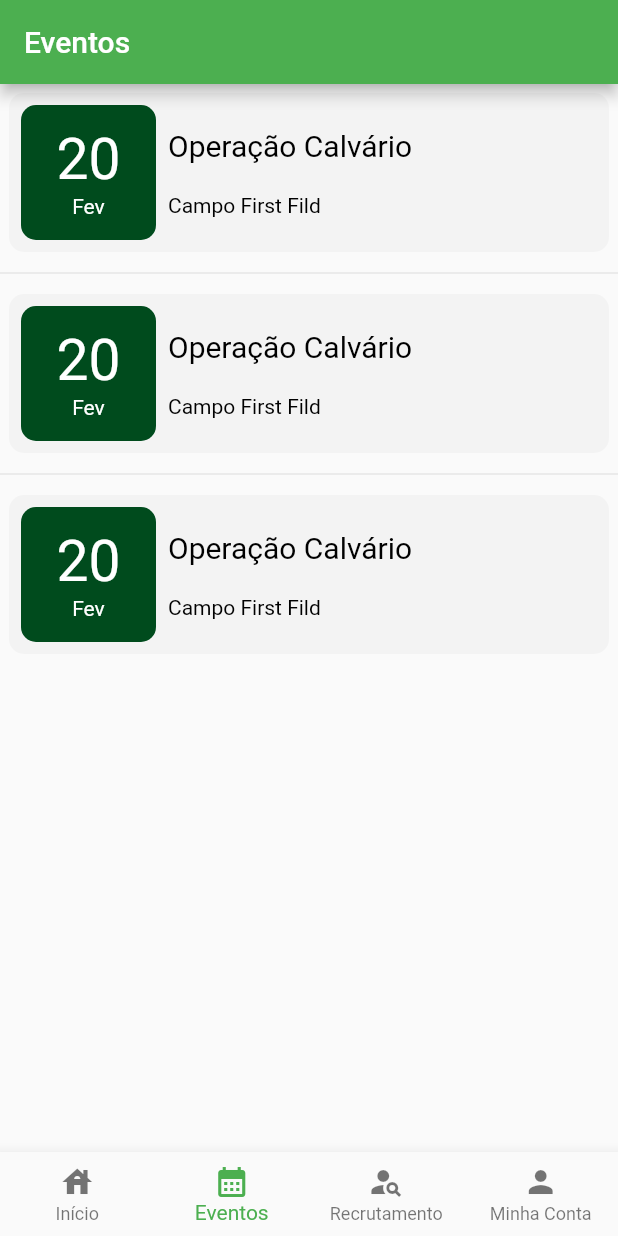
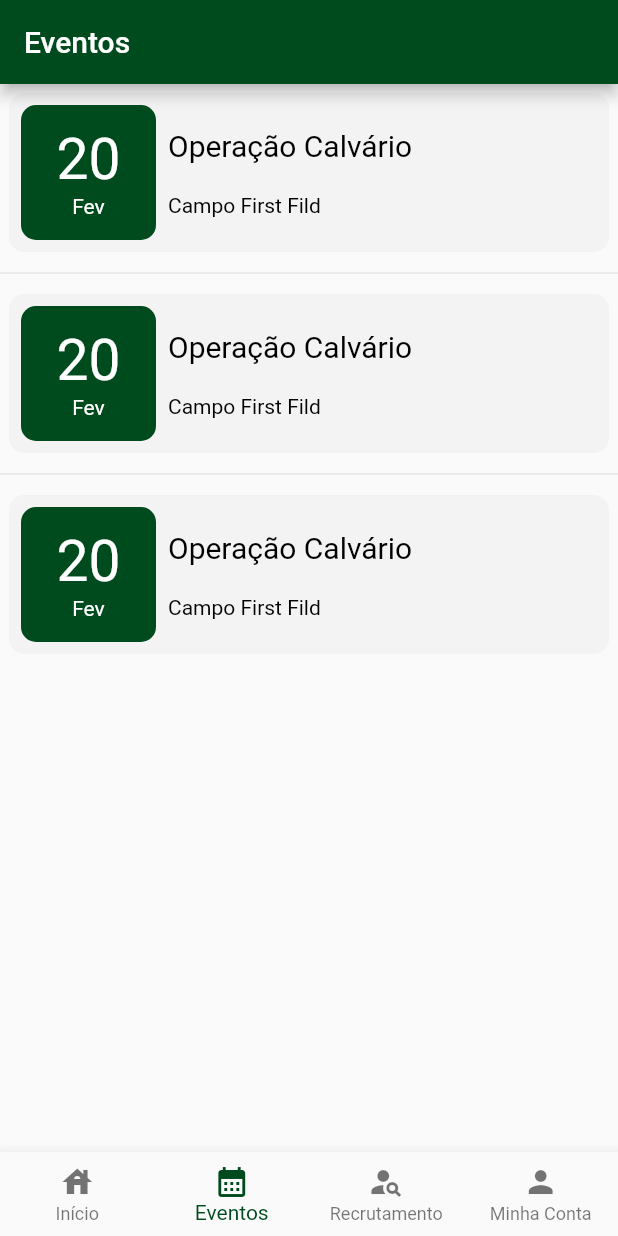
Before and after one commit to gildemardiniz/app_green_berets, a Flutter app: the screen it shows after launch, item 2 of the bottom bar chosen, on a phone screen of 412 x 824 dp. Run offline on Flutter 3.47's test engine with Material 2 defaults, Android fonts, the phone set to English and light mode, and no system bars.

Commit message:
mudar cor do appbar pra cor official

```diff
--- a/lib/main.dart
+++ b/lib/main.dart
@@ -13,14 +13,12 @@ void main() {
 class MyApp extends StatelessWidget {
   const MyApp({super.key});
 
-
-
   @override
   Widget build(BuildContext context) {
     return MaterialApp(
       title: 'Green Berets',
       theme: ThemeData(
-        primarySwatch: Colors.green,
+        primarySwatch: corGreenBerets,
       ),
       home: const MainPage(),
     );
@@ -30,13 +28,11 @@ class MyApp extends StatelessWidget {
 class MainPage extends StatefulWidget {
   const MainPage({super.key});
 
-
   @override
   State<MainPage> createState() => _MainPageState();
 }
 
 class _MainPageState extends State<MainPage> {
-
   int _indiceAtual = 0;
 
   final List<Widget> _telas = [
@@ -46,44 +42,31 @@ class _MainPageState extends State<MainPage> {
     MinhaConta(),
   ];
 
-  final List<String> _titles =[
+  final List<String> _titles = [
     "Green Berets Airsoft",
     "Eventos",
     "Recrutamento",
     "Minha Conta",
   ];
 
-
-
   @override
   Widget build(BuildContext context) {
-
-
     return Scaffold(
-      appBar:
-          AppBar(
+      appBar: AppBar(
         //centerTitle: true,
         title: Text(_titles[_indiceAtual].toString()),
       ),
-
       body: _telas[_indiceAtual],
-
       bottomNavigationBar: BottomNavigationBar(
         type: BottomNavigationBarType.fixed,
         currentIndex: _indiceAtual,
         onTap: onTabTapped,
         items: const [
-
-          BottomNavigationBarItem(
-              icon: Icon(Icons.house),
-              label: "Início"
-          ),
-
+          BottomNavigationBarItem(icon: Icon(Icons.house), label: "Início"),
           BottomNavigationBarItem(
             icon: Icon(Icons.calendar_month),
-              label:"Eventos",
+            label: "Eventos",
           ),
-
           BottomNavigationBarItem(
             icon: Icon(Icons.person_search),
             label: "Recrutamento",
@@ -92,15 +75,30 @@ class _MainPageState extends State<MainPage> {
             icon: Icon(Icons.person),
             label: "Minha Conta",
           ),
-
         ],
       ),
-
     );
   }
+
   void onTabTapped(int index) {
     setState(() {
       _indiceAtual = index;
     });
   }
 }
+
+const MaterialColor corGreenBerets = const MaterialColor(
+  0xff004B1D,
+  const <int, Color>{
+    50: Color(0xff004B1D),
+    100: Color(0xff004B1D),
+    200: Color(0xff004B1D),
+    300: Color(0xff004B1D),
+    400: Color(0xff004B1D),
+    500: Color(0xff004B1D),
+    600: Color(0xff004B1D),
+    700: Color(0xff004B1D),
+    800: Color(0xff004B1D),
+    900: Color(0xff004B1D),
+  },
+);
```
Lines whose indentation alone changed are shown as unchanged.
